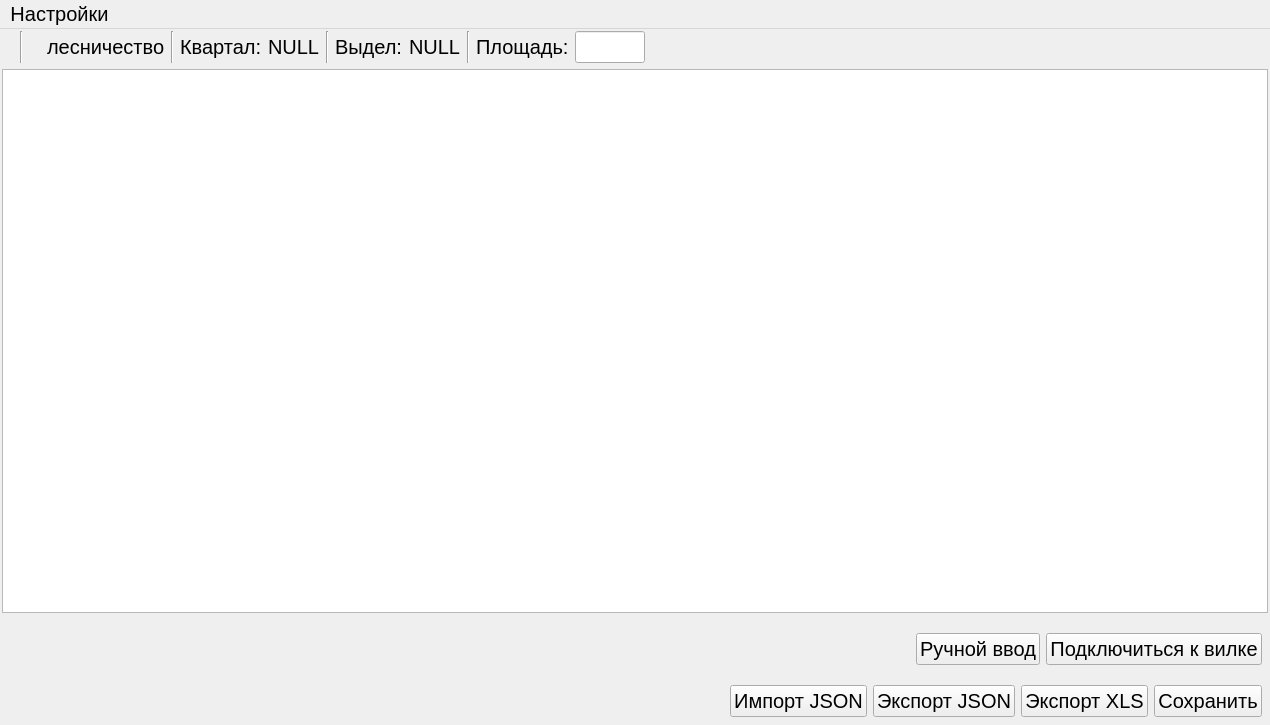
Old version of the form modules/trial_area/src/gui/restatement.ui in the repository daniluuuuuuuk/daniluuuuuuuk.github.io.
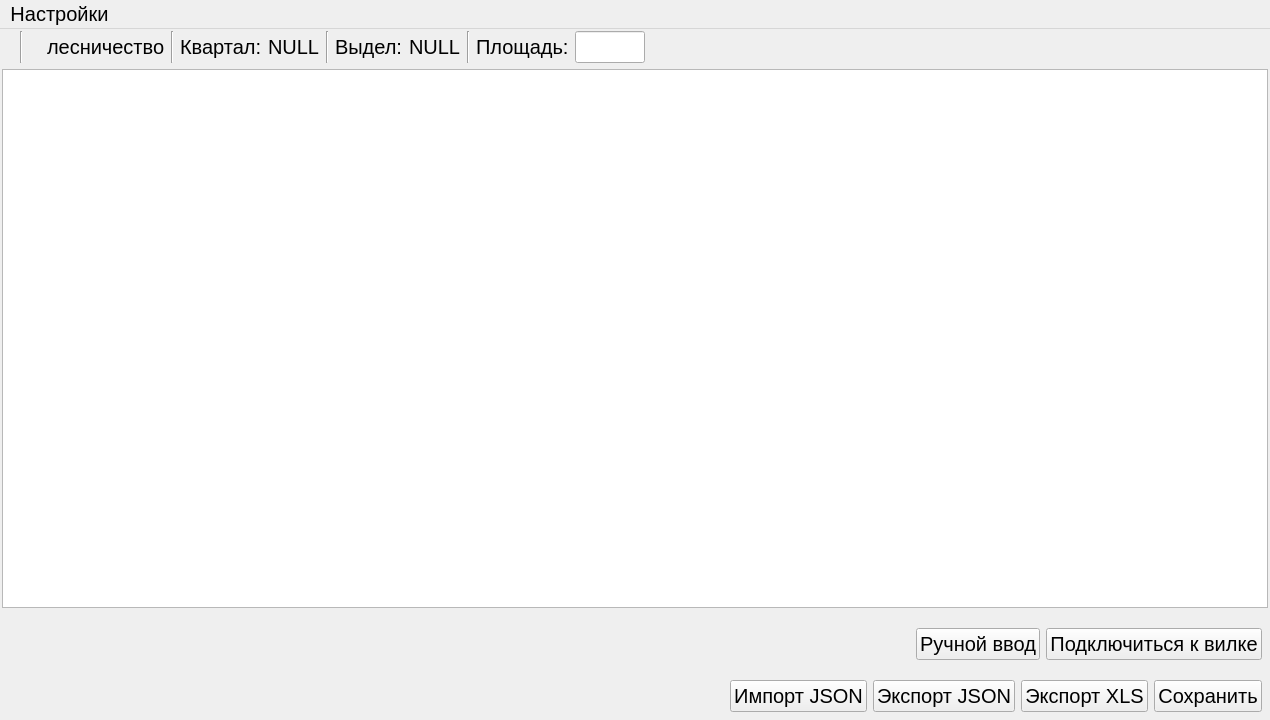
New version of the form.

Diff of the .ui file:
```diff
--- a/modules/trial_area/src/gui/restatement.ui
+++ b/modules/trial_area/src/gui/restatement.ui
@@ -7,7 +7,7 @@
     <x>0</x>
     <y>0</y>
     <width>1270</width>
-    <height>725</height>
+    <height>720</height>
    </rect>
   </property>
   <property name="font">
```
